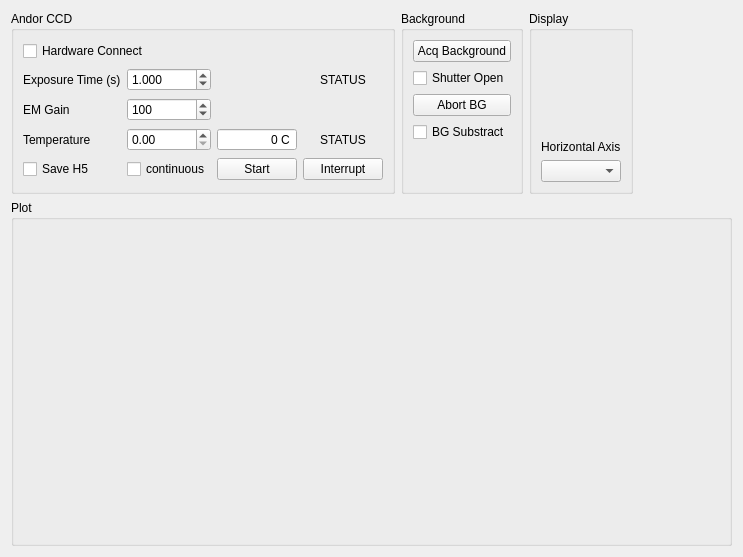
This is andor_ccd_readout.ui in ScopeFoundry/HW_andor_camera as Qt 5 draws it before an edit. The edited form follows.
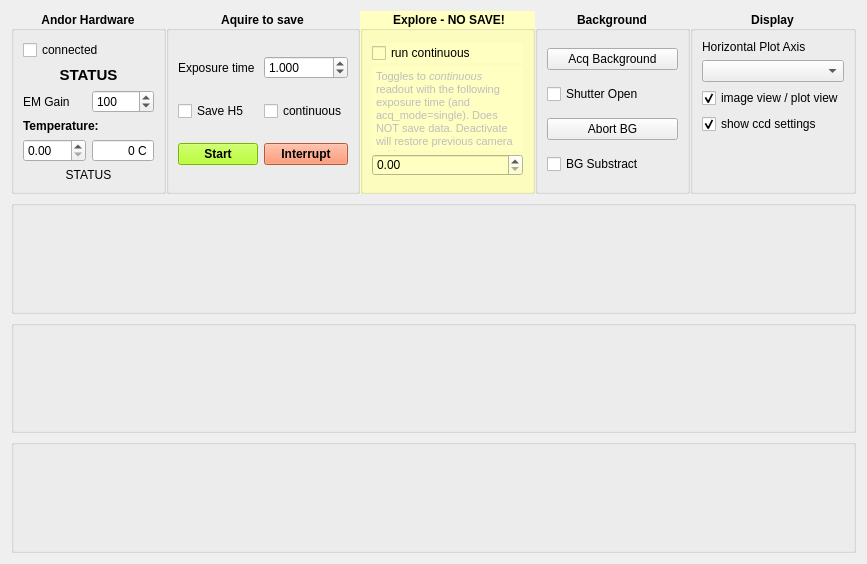
This is the edited form.

Commit message: [andor_ccd_readout] ui improvements

Diff of the .ui file:
```diff
--- a/andor_ccd_readout.ui
+++ b/andor_ccd_readout.ui
@@ -6,275 +6,1081 @@
    <rect>
     <x>0</x>
     <y>0</y>
-    <width>743</width>
-    <height>557</height>
+    <width>867</width>
+    <height>564</height>
    </rect>
   </property>
   <property name="windowTitle">
    <string>Form</string>
   </property>
-  <layout class="QGridLayout" name="gridLayout" rowstretch="0,1">
-   <item row="1" column="0" colspan="5">
+  <layout class="QVBoxLayout" name="verticalLayout_3">
+   <item>
+    <widget class="QWidget" name="Controlls" native="true">
+     <property name="sizePolicy">
+      <sizepolicy hsizetype="Preferred" vsizetype="Maximum">
+       <horstretch>0</horstretch>
+       <verstretch>0</verstretch>
+      </sizepolicy>
+     </property>
+     <layout class="QHBoxLayout" name="horizontalLayout">
+      <property name="spacing">
+       <number>0</number>
+      </property>
+      <property name="leftMargin">
+       <number>0</number>
+      </property>
+      <property name="topMargin">
+       <number>0</number>
+      </property>
+      <property name="rightMargin">
+       <number>0</number>
+      </property>
+      <property name="bottomMargin">
+       <number>0</number>
+      </property>
+      <item>
+       <widget class="QGroupBox" name="gridGroupBox">
+        <property name="sizePolicy">
+         <sizepolicy hsizetype="Preferred" vsizetype="Preferred">
+          <horstretch>0</horstretch>
+          <verstretch>0</verstretch>
+         </sizepolicy>
+        </property>
+        <property name="font">
+         <font>
+          <weight>75</weight>
+          <bold>true</bold>
+         </font>
+        </property>
+        <property name="title">
+         <string>Andor Hardware</string>
+        </property>
+        <property name="alignment">
+         <set>Qt::AlignCenter</set>
+        </property>
+        <layout class="QGridLayout" name="gridLayout_6">
+         <item row="4" column="0">
+          <widget class="QDoubleSpinBox" name="temp_setpoint_doubleSpinBox">
+           <property name="font">
+            <font>
+             <weight>50</weight>
+             <bold>false</bold>
+            </font>
+           </property>
+          </widget>
+         </item>
+         <item row="2" column="0">
+          <widget class="QLabel" name="label_21">
+           <property name="font">
+            <font>
+             <weight>50</weight>
+             <bold>false</bold>
+            </font>
+           </property>
+           <property name="text">
+            <string>EM Gain</string>
+           </property>
+          </widget>
+         </item>
+         <item row="2" column="1">
+          <widget class="QDoubleSpinBox" name="andor_ccd_emgain_doubleSpinBox">
+           <property name="font">
+            <font>
+             <weight>50</weight>
+             <bold>false</bold>
+            </font>
+           </property>
+           <property name="keyboardTracking">
+            <bool>false</bool>
+           </property>
+           <property name="decimals">
+            <number>0</number>
+           </property>
+           <property name="maximum">
+            <double>4096.000000000000000</double>
+           </property>
+           <property name="singleStep">
+            <double>1.000000000000000</double>
+           </property>
+           <property name="value">
+            <double>100.000000000000000</double>
+           </property>
+          </widget>
+         </item>
+         <item row="4" column="1">
+          <widget class="QDoubleSpinBox" name="andor_ccd_temp_doubleSpinBox">
+           <property name="font">
+            <font>
+             <weight>50</weight>
+             <bold>false</bold>
+            </font>
+           </property>
+           <property name="focusPolicy">
+            <enum>Qt::NoFocus</enum>
+           </property>
+           <property name="alignment">
+            <set>Qt::AlignRight|Qt::AlignTrailing|Qt::AlignVCenter</set>
+           </property>
+           <property name="readOnly">
+            <bool>true</bool>
+           </property>
+           <property name="buttonSymbols">
+            <enum>QAbstractSpinBox::NoButtons</enum>
+           </property>
+           <property name="suffix">
+            <string> C</string>
+           </property>
+           <property name="decimals">
+            <number>0</number>
+           </property>
+           <property name="minimum">
+            <double>-300.000000000000000</double>
+           </property>
+           <property name="maximum">
+            <double>999.000000000000000</double>
+           </property>
+          </widget>
+         </item>
+         <item row="5" column="0" colspan="2">
+          <widget class="QLabel" name="temp_status_label">
+           <property name="font">
+            <font>
+             <weight>50</weight>
+             <bold>false</bold>
+            </font>
+           </property>
+           <property name="text">
+            <string>STATUS</string>
+           </property>
+           <property name="alignment">
+            <set>Qt::AlignCenter</set>
+           </property>
+          </widget>
+         </item>
+         <item row="1" column="0" colspan="2">
+          <widget class="QLabel" name="andor_ccd_status_label">
+           <property name="font">
+            <font>
+             <pointsize>11</pointsize>
+             <weight>75</weight>
+             <bold>true</bold>
+            </font>
+           </property>
+           <property name="text">
+            <string>STATUS</string>
+           </property>
+           <property name="alignment">
+            <set>Qt::AlignCenter</set>
+           </property>
+          </widget>
+         </item>
+         <item row="3" column="0" colspan="2">
+          <widget class="QLabel" name="label_22">
+           <property name="font">
+            <font>
+             <weight>75</weight>
+             <bold>true</bold>
+            </font>
+           </property>
+           <property name="text">
+            <string>Temperature:</string>
+           </property>
+          </widget>
+         </item>
+         <item row="0" column="0" colspan="2">
+          <widget class="QCheckBox" name="hw_connect_checkBox">
+           <property name="font">
+            <font>
+             <weight>50</weight>
+             <bold>false</bold>
+            </font>
+           </property>
+           <property name="text">
+            <string>connected</string>
+           </property>
+          </widget>
+         </item>
+        </layout>
+       </widget>
+      </item>
+      <item>
+       <widget class="QGroupBox" name="groupBox_scancontrol">
+        <property name="enabled">
+         <bool>true</bool>
+        </property>
+        <property name="sizePolicy">
+         <sizepolicy hsizetype="Preferred" vsizetype="Preferred">
+          <horstretch>0</horstretch>
+          <verstretch>0</verstretch>
+         </sizepolicy>
+        </property>
+        <property name="font">
+         <font>
+          <weight>75</weight>
+          <bold>true</bold>
+         </font>
+        </property>
+        <property name="title">
+         <string>Aquire to save</string>
+        </property>
+        <property name="alignment">
+         <set>Qt::AlignCenter</set>
+        </property>
+        <layout class="QGridLayout" name="gridLayout_4">
+         <item row="5" column="1">
+          <widget class="QPushButton" name="andor_ccd_start_pushButton">
+           <property name="font">
+            <font>
+             <weight>75</weight>
+             <bold>true</bold>
+            </font>
+           </property>
+           <property name="styleSheet">
+            <string notr="true">background-color: rgb(170, 255, 0)</string>
+           </property>
+           <property name="text">
+            <string>Start</string>
+           </property>
+          </widget>
+         </item>
+         <item row="1" column="1">
+          <widget class="QLabel" name="label">
+           <property name="font">
+            <font>
+             <weight>50</weight>
+             <bold>false</bold>
+            </font>
+           </property>
+           <property name="text">
+            <string>Exposure time</string>
+           </property>
+          </widget>
+         </item>
+         <item row="4" column="1">
+          <widget class="QCheckBox" name="save_h5_checkBox">
+           <property name="font">
+            <font>
+             <weight>50</weight>
+             <bold>false</bold>
+            </font>
+           </property>
+           <property name="text">
+            <string>Save H5</string>
+           </property>
+          </widget>
+         </item>
+         <item row="4" column="2">
+          <widget class="QCheckBox" name="andor_ccd_continuous_checkBox">
+           <property name="font">
+            <font>
+             <weight>50</weight>
+             <bold>false</bold>
+            </font>
+           </property>
+           <property name="whatsThis">
+            <string/>
+           </property>
+           <property name="text">
+            <string>continuous</string>
+           </property>
+           <property name="checkable">
+            <bool>true</bool>
+           </property>
+          </widget>
+         </item>
+         <item row="5" column="2">
+          <widget class="QPushButton" name="andor_ccd_interrupt_pushButton">
+           <property name="palette">
+            <palette>
+             <active>
+              <colorrole role="WindowText">
+               <brush brushstyle="SolidPattern">
+                <color alpha="255">
+                 <red>0</red>
+                 <green>0</green>
+                 <blue>0</blue>
+                </color>
+               </brush>
+              </colorrole>
+              <colorrole role="Button">
+               <brush brushstyle="SolidPattern">
+                <color alpha="255">
+                 <red>255</red>
+                 <green>127</green>
+                 <blue>80</blue>
+                </color>
+               </brush>
+              </colorrole>
+              <colorrole role="Light">
+               <brush brushstyle="SolidPattern">
+                <color alpha="255">
+                 <red>255</red>
+                 <green>127</green>
+                 <blue>191</blue>
+                </color>
+               </brush>
+              </colorrole>
+              <colorrole role="Midlight">
+               <brush brushstyle="SolidPattern">
+                <color alpha="255">
+                 <red>255</red>
+                 <green>63</green>
+                 <blue>159</blue>
+                </color>
+               </brush>
+              </colorrole>
+              <colorrole role="Dark">
+               <brush brushstyle="SolidPattern">
+                <color alpha="255">
+                 <red>127</red>
+                 <green>0</green>
+                 <blue>63</blue>
+                </color>
+               </brush>
+              </colorrole>
+              <colorrole role="Mid">
+               <brush brushstyle="SolidPattern">
+                <color alpha="255">
+                 <red>170</red>
+                 <green>0</green>
+                 <blue>84</blue>
+                </color>
+               </brush>
+              </colorrole>
+              <colorrole role="Text">
+               <brush brushstyle="SolidPattern">
+                <color alpha="255">
+                 <red>0</red>
+                 <green>0</green>
+                 <blue>0</blue>
+                </color>
+               </brush>
+              </colorrole>
+              <colorrole role="BrightText">
+               <brush brushstyle="SolidPattern">
+                <color alpha="255">
+                 <red>255</red>
+                 <green>255</green>
+                 <blue>255</blue>
+                </color>
+               </brush>
+              </colorrole>
+              <colorrole role="ButtonText">
+               <brush brushstyle="SolidPattern">
+                <color alpha="255">
+                 <red>0</red>
+                 <green>0</green>
+                 <blue>0</blue>
+                </color>
+               </brush>
+              </colorrole>
+              <colorrole role="Base">
+               <brush brushstyle="SolidPattern">
+                <color alpha="255">
+                 <red>255</red>
+                 <green>127</green>
+                 <blue>80</blue>
+                </color>
+               </brush>
+              </colorrole>
+              <colorrole role="Window">
+               <brush brushstyle="SolidPattern">
+                <color alpha="255">
+                 <red>255</red>
+                 <green>127</green>
+                 <blue>80</blue>
+                </color>
+               </brush>
+              </colorrole>
+              <colorrole role="Shadow">
+               <brush brushstyle="SolidPattern">
+                <color alpha="255">
+                 <red>0</red>
+                 <green>0</green>
+                 <blue>0</blue>
+                </color>
+               </brush>
+              </colorrole>
+              <colorrole role="AlternateBase">
+               <brush brushstyle="SolidPattern">
+                <color alpha="255">
+                 <red>255</red>
+                 <green>127</green>
+                 <blue>191</blue>
+                </color>
+               </brush>
+              </colorrole>
+              <colorrole role="ToolTipBase">
+               <brush brushstyle="SolidPattern">
+                <color alpha="255">
+                 <red>255</red>
+                 <green>255</green>
+                 <blue>220</blue>
+                </color>
+               </brush>
+              </colorrole>
+              <colorrole role="ToolTipText">
+               <brush brushstyle="SolidPattern">
+                <color alpha="255">
+                 <red>0</red>
+                 <green>0</green>
+                 <blue>0</blue>
+                </color>
+               </brush>
+              </colorrole>
+             </active>
+             <inactive>
+              <colorrole role="WindowText">
+               <brush brushstyle="SolidPattern">
+                <color alpha="255">
+                 <red>0</red>
+                 <green>0</green>
+                 <blue>0</blue>
+                </color>
+               </brush>
+              </colorrole>
+              <colorrole role="Button">
+               <brush brushstyle="SolidPattern">
+                <color alpha="255">
+                 <red>255</red>
+                 <green>127</green>
+                 <blue>80</blue>
+                </color>
+               </brush>
+              </colorrole>
+              <colorrole role="Light">
+               <brush brushstyle="SolidPattern">
+                <color alpha="255">
+                 <red>255</red>
+                 <green>127</green>
+                 <blue>191</blue>
+                </color>
+               </brush>
+              </colorrole>
+              <colorrole role="Midlight">
+               <brush brushstyle="SolidPattern">
+                <color alpha="255">
+                 <red>255</red>
+                 <green>63</green>
+                 <blue>159</blue>
+                </color>
+               </brush>
+              </colorrole>
+              <colorrole role="Dark">
+               <brush brushstyle="SolidPattern">
+                <color alpha="255">
+                 <red>127</red>
+                 <green>0</green>
+                 <blue>63</blue>
+                </color>
+               </brush>
+              </colorrole>
+              <colorrole role="Mid">
+               <brush brushstyle="SolidPattern">
+                <color alpha="255">
+                 <red>170</red>
+                 <green>0</green>
+                 <blue>84</blue>
+                </color>
+               </brush>
+              </colorrole>
+              <colorrole role="Text">
+               <brush brushstyle="SolidPattern">
+                <color alpha="255">
+                 <red>0</red>
+                 <green>0</green>
+                 <blue>0</blue>
+                </color>
+               </brush>
+              </colorrole>
+              <colorrole role="BrightText">
+               <brush brushstyle="SolidPattern">
+                <color alpha="255">
+                 <red>255</red>
+                 <green>255</green>
+                 <blue>255</blue>
+                </color>
+               </brush>
+              </colorrole>
+              <colorrole role="ButtonText">
+               <brush brushstyle="SolidPattern">
+                <color alpha="255">
+                 <red>0</red>
+                 <green>0</green>
+                 <blue>0</blue>
+                </color>
+               </brush>
+              </colorrole>
+              <colorrole role="Base">
+               <brush brushstyle="SolidPattern">
+                <color alpha="255">
+                 <red>255</red>
+                 <green>127</green>
+                 <blue>80</blue>
+                </color>
+               </brush>
+              </colorrole>
+              <colorrole role="Window">
+               <brush brushstyle="SolidPattern">
+                <color alpha="255">
+                 <red>255</red>
+                 <green>127</green>
+                 <blue>80</blue>
+                </color>
+               </brush>
+              </colorrole>
+              <colorrole role="Shadow">
+               <brush brushstyle="SolidPattern">
+                <color alpha="255">
+                 <red>0</red>
+                 <green>0</green>
+                 <blue>0</blue>
+                </color>
+               </brush>
+              </colorrole>
+              <colorrole role="AlternateBase">
+               <brush brushstyle="SolidPattern">
+                <color alpha="255">
+                 <red>255</red>
+                 <green>127</green>
+                 <blue>191</blue>
+                </color>
+               </brush>
+              </colorrole>
+              <colorrole role="ToolTipBase">
+               <brush brushstyle="SolidPattern">
+                <color alpha="255">
+                 <red>255</red>
+                 <green>255</green>
+                 <blue>220</blue>
+                </color>
+               </brush>
+              </colorrole>
+              <colorrole role="ToolTipText">
+               <brush brushstyle="SolidPattern">
+                <color alpha="255">
+                 <red>0</red>
+                 <green>0</green>
+                 <blue>0</blue>
+                </color>
+               </brush>
+              </colorrole>
+             </inactive>
+             <disabled>
+              <colorrole role="WindowText">
+               <brush brushstyle="SolidPattern">
+                <color alpha="255">
+                 <red>127</red>
+                 <green>0</green>
+                 <blue>63</blue>
+                </color>
+               </brush>
+              </colorrole>
+              <colorrole role="Button">
+               <brush brushstyle="SolidPattern">
+                <color alpha="255">
+                 <red>255</red>
+                 <green>127</green>
+                 <blue>80</blue>
+                </color>
+               </brush>
+              </colorrole>
+              <colorrole role="Light">
+               <brush brushstyle="SolidPattern">
+                <color alpha="255">
+                 <red>255</red>
+                 <green>127</green>
+                 <blue>191</blue>
+                </color>
+               </brush>
+              </colorrole>
+              <colorrole role="Midlight">
+               <brush brushstyle="SolidPattern">
+                <color alpha="255">
+                 <red>255</red>
+                 <green>63</green>
+                 <blue>159</blue>
+                </color>
+               </brush>
+              </colorrole>
+              <colorrole role="Dark">
+               <brush brushstyle="SolidPattern">
+                <color alpha="255">
+                 <red>127</red>
+                 <green>0</green>
+                 <blue>63</blue>
+                </color>
+               </brush>
+              </colorrole>
+              <colorrole role="Mid">
+               <brush brushstyle="SolidPattern">
+                <color alpha="255">
+                 <red>170</red>
+                 <green>0</green>
+                 <blue>84</blue>
+                </color>
+               </brush>
+              </colorrole>
+              <colorrole role="Text">
+               <brush brushstyle="SolidPattern">
+                <color alpha="255">
+                 <red>127</red>
+                 <green>0</green>
+                 <blue>63</blue>
+                </color>
+               </brush>
+              </colorrole>
+              <colorrole role="BrightText">
+               <brush brushstyle="SolidPattern">
+                <color alpha="255">
+                 <red>255</red>
+                 <green>255</green>
+                 <blue>255</blue>
+                </color>
+               </brush>
+              </colorrole>
+              <colorrole role="ButtonText">
+               <brush brushstyle="SolidPattern">
+                <color alpha="255">
+                 <red>127</red>
+                 <green>0</green>
+                 <blue>63</blue>
+                </color>
+               </brush>
+              </colorrole>
+              <colorrole role="Base">
+               <brush brushstyle="SolidPattern">
+                <color alpha="255">
+                 <red>255</red>
+                 <green>127</green>
+                 <blue>80</blue>
+                </color>
+               </brush>
+              </colorrole>
+              <colorrole role="Window">
+               <brush brushstyle="SolidPattern">
+                <color alpha="255">
+                 <red>255</red>
+                 <green>127</green>
+                 <blue>80</blue>
+                </color>
+               </brush>
+              </colorrole>
+              <colorrole role="Shadow">
+               <brush brushstyle="SolidPattern">
+                <color alpha="255">
+                 <red>0</red>
+                 <green>0</green>
+                 <blue>0</blue>
+                </color>
+               </brush>
+              </colorrole>
+              <colorrole role="AlternateBase">
+               <brush brushstyle="SolidPattern">
+                <color alpha="255">
+                 <red>255</red>
+                 <green>0</green>
+                 <blue>127</blue>
+                </color>
+               </brush>
+              </colorrole>
+              <colorrole role="ToolTipBase">
+               <brush brushstyle="SolidPattern">
+                <color alpha="255">
+                 <red>255</red>
+                 <green>255</green>
+                 <blue>220</blue>
+                </color>
+               </brush>
+              </colorrole>
+              <colorrole role="ToolTipText">
+               <brush brushstyle="SolidPattern">
+                <color alpha="255">
+                 <red>0</red>
+                 <green>0</green>
+                 <blue>0</blue>
+                </color>
+               </brush>
+              </colorrole>
+             </disabled>
+            </palette>
+           </property>
+           <property name="font">
+            <font>
+             <weight>75</weight>
+             <bold>true</bold>
+            </font>
+           </property>
+           <property name="styleSheet">
+            <string notr="true">background-color: coral;</string>
+           </property>
+           <property name="text">
+            <string>Interrupt</string>
+           </property>
+          </widget>
+         </item>
+         <item row="1" column="2">
+          <widget class="QDoubleSpinBox" name="andor_ccd_int_time_doubleSpinBox">
+           <property name="font">
+            <font>
+             <weight>50</weight>
+             <bold>false</bold>
+            </font>
+           </property>
+           <property name="keyboardTracking">
+            <bool>false</bool>
+           </property>
+           <property name="decimals">
+            <number>3</number>
+           </property>
+           <property name="minimum">
+            <double>0.001000000000000</double>
+           </property>
+           <property name="maximum">
+            <double>999.990000000000009</double>
+           </property>
+           <property name="singleStep">
+            <double>0.100000000000000</double>
+           </property>
+           <property name="value">
+            <double>1.000000000000000</double>
+           </property>
+          </widget>
+         </item>
+        </layout>
+       </widget>
+      </item>
+      <item>
+       <widget class="QGroupBox" name="groupBox_3">
+        <property name="sizePolicy">
+         <sizepolicy hsizetype="Maximum" vsizetype="Preferred">
+          <horstretch>0</horstretch>
+          <verstretch>0</verstretch>
+         </sizepolicy>
+        </property>
+        <property name="maximumSize">
+         <size>
+          <width>175</width>
+          <height>16777215</height>
+         </size>
+        </property>
+        <property name="font">
+         <font>
+          <weight>75</weight>
+          <bold>true</bold>
+         </font>
+        </property>
+        <property name="styleSheet">
+         <string notr="true">background:rgb(255, 255, 193)</string>
+        </property>
+        <property name="title">
+         <string>Explore - NO SAVE!</string>
+        </property>
+        <property name="alignment">
+         <set>Qt::AlignCenter</set>
+        </property>
+        <property name="flat">
+         <bool>true</bool>
+        </property>
+        <layout class="QVBoxLayout" name="verticalLayout_4">
+         <property name="spacing">
+          <number>0</number>
+         </property>
+         <item>
+          <widget class="QCheckBox" name="explore_mode_checkBox">
+           <property name="font">
+            <font>
+             <weight>50</weight>
+             <bold>false</bold>
+            </font>
+           </property>
+           <property name="text">
+            <string>run continuous</string>
+           </property>
+          </widget>
+         </item>
+         <item>
+          <widget class="QTextEdit" name="textEdit">
+           <property name="enabled">
+            <bool>false</bool>
+           </property>
+           <property name="maximumSize">
+            <size>
+             <width>16777215</width>
+             <height>85</height>
+            </size>
+           </property>
+           <property name="frameShape">
+            <enum>QFrame::NoFrame</enum>
+           </property>
+           <property name="frameShadow">
+            <enum>QFrame::Plain</enum>
+           </property>
+           <property name="lineWidth">
+            <number>0</number>
+           </property>
+           <property name="verticalScrollBarPolicy">
+            <enum>Qt::ScrollBarAlwaysOff</enum>
+           </property>
+           <property name="horizontalScrollBarPolicy">
+            <enum>Qt::ScrollBarAlwaysOff</enum>
+           </property>
+           <property name="html">
+            <string>&lt;!DOCTYPE HTML PUBLIC &quot;-//W3C//DTD HTML 4.0//EN&quot; &quot;http://www.w3.org/TR/REC-html40/strict.dtd&quot;&gt;
+&lt;html&gt;&lt;head&gt;&lt;meta name=&quot;qrichtext&quot; content=&quot;1&quot; /&gt;&lt;style type=&quot;text/css&quot;&gt;
+p, li { white-space: pre-wrap; }
+&lt;/style&gt;&lt;/head&gt;&lt;body style=&quot; font-family:'MS Shell Dlg 2'; font-size:8.25pt; font-weight:400; font-style:normal;&quot;&gt;
+&lt;p style=&quot; margin-top:0px; margin-bottom:0px; margin-left:0px; margin-right:0px; -qt-block-indent:0; text-indent:0px;&quot;&gt;&lt;span style=&quot; font-size:8pt;&quot;&gt;Toggles to &lt;/span&gt;&lt;span style=&quot; font-size:8pt; font-style:italic;&quot;&gt;continuous&lt;/span&gt;&lt;span style=&quot; font-size:8pt;&quot;&gt; readout with the following exposure time (and acq_mode=single). Does NOT save data. Deactivate will restore previous camera settings. &lt;/span&gt;&lt;/p&gt;&lt;/body&gt;&lt;/html&gt;</string>
+           </property>
+          </widget>
+         </item>
+         <item>
+          <widget class="QDoubleSpinBox" name="explore_mode_exposure_time_doubleSpinBox">
+           <property name="font">
+            <font>
+             <weight>50</weight>
+             <bold>false</bold>
+            </font>
+           </property>
+          </widget>
+         </item>
+        </layout>
+       </widget>
+      </item>
+      <item>
+       <widget class="QGroupBox" name="groupBox">
+        <property name="sizePolicy">
+         <sizepolicy hsizetype="Preferred" vsizetype="Preferred">
+          <horstretch>0</horstretch>
+          <verstretch>0</verstretch>
+         </sizepolicy>
+        </property>
+        <property name="font">
+         <font>
+          <weight>75</weight>
+          <bold>true</bold>
+         </font>
+        </property>
+        <property name="title">
+         <string>Background</string>
+        </property>
+        <property name="alignment">
+         <set>Qt::AlignCenter</set>
+        </property>
+        <layout class="QGridLayout" name="gridLayout_2">
+         <item row="2" column="0">
+          <widget class="QCheckBox" name="andor_ccd_shutter_open_checkBox">
+           <property name="font">
+            <font>
+             <weight>50</weight>
+             <bold>false</bold>
+            </font>
+           </property>
+           <property name="text">
+            <string>Shutter Open</string>
+           </property>
+           <property name="tristate">
+            <bool>false</bool>
+           </property>
+          </widget>
+         </item>
+         <item row="3" column="0">
+          <widget class="QPushButton" name="andor_ccd_abort_bg_pushButton">
+           <property name="font">
+            <font>
+             <weight>50</weight>
+             <bold>false</bold>
+            </font>
+           </property>
+           <property name="text">
+            <string>Abort BG</string>
+           </property>
+          </widget>
+         </item>
+         <item row="4" column="0">
+          <widget class="QCheckBox" name="andor_ccd_bgsub_checkBox">
+           <property name="font">
+            <font>
+             <weight>50</weight>
+             <bold>false</bold>
+            </font>
+           </property>
+           <property name="text">
+            <string>BG Substract</string>
+           </property>
+          </widget>
+         </item>
+         <item row="1" column="0">
+          <widget class="QPushButton" name="andor_ccd_acq_bg_pushButton">
+           <property name="font">
+            <font>
+             <weight>50</weight>
+             <bold>false</bold>
+            </font>
+           </property>
+           <property name="text">
+            <string>Acq Background</string>
+           </property>
+          </widget>
+         </item>
+         <item row="5" column="0">
+          <layout class="QVBoxLayout" name="verticalLayout"/>
+         </item>
+        </layout>
+       </widget>
+      </item>
+      <item>
+       <widget class="QGroupBox" name="groupBox_2">
+        <property name="sizePolicy">
+         <sizepolicy hsizetype="Preferred" vsizetype="Preferred">
+          <horstretch>0</horstretch>
+          <verstretch>0</verstretch>
+         </sizepolicy>
+        </property>
+        <property name="font">
+         <font>
+          <weight>75</weight>
+          <bold>true</bold>
+         </font>
+        </property>
+        <property name="title">
+         <string>Display</string>
+        </property>
+        <property name="alignment">
+         <set>Qt::AlignCenter</set>
+        </property>
+        <layout class="QGridLayout" name="gridLayout_3">
+         <item row="4" column="0">
+          <widget class="QLabel" name="label_2">
+           <property name="font">
+            <font>
+             <weight>50</weight>
+             <bold>false</bold>
+            </font>
+           </property>
+           <property name="text">
+            <string>Horizontal Plot Axis</string>
+           </property>
+          </widget>
+         </item>
+         <item row="6" column="0">
+          <widget class="QCheckBox" name="image_view_checkBox">
+           <property name="font">
+            <font>
+             <weight>50</weight>
+             <bold>false</bold>
+            </font>
+           </property>
+           <property name="text">
+            <string>image view / plot view</string>
+           </property>
+           <property name="checked">
+            <bool>true</bool>
+           </property>
+          </widget>
+         </item>
+         <item row="5" column="0">
+          <widget class="QComboBox" name="wl_calib_comboBox">
+           <property name="font">
+            <font>
+             <weight>50</weight>
+             <bold>false</bold>
+            </font>
+           </property>
+          </widget>
+         </item>
+         <item row="8" column="0">
+          <spacer name="verticalSpacer">
+           <property name="orientation">
+            <enum>Qt::Vertical</enum>
+           </property>
+           <property name="sizeHint" stdset="0">
+            <size>
+             <width>20</width>
+             <height>40</height>
+            </size>
+           </property>
+          </spacer>
+         </item>
+         <item row="7" column="0">
+          <widget class="QCheckBox" name="show_ccd_settings_checkBox">
+           <property name="font">
+            <font>
+             <weight>50</weight>
+             <bold>false</bold>
+            </font>
+           </property>
+           <property name="text">
+            <string>show ccd settings</string>
+           </property>
+           <property name="checked">
+            <bool>true</bool>
+           </property>
+          </widget>
+         </item>
+        </layout>
+       </widget>
+      </item>
+     </layout>
+    </widget>
+   </item>
+   <item>
     <widget class="QGroupBox" name="plot_groupBox">
-     <property name="title">
-      <string>Plot</string>
+     <property name="sizePolicy">
+      <sizepolicy hsizetype="Preferred" vsizetype="Preferred">
+       <horstretch>0</horstretch>
+       <verstretch>0</verstretch>
+      </sizepolicy>
      </property>
-     <layout class="QVBoxLayout" name="verticalLayout_2"/>
-    </widget>
-   </item>
-   <item row="0" column="0">
-    <widget class="QGroupBox" name="groupBox_scancontrol">
      <property name="title">
-      <string>Andor CCD</string>
+      <string/>
      </property>
-     <layout class="QGridLayout" name="gridLayout_4">
-      <item row="1" column="4">
-       <widget class="QLabel" name="andor_ccd_status_label">
-        <property name="text">
-         <string>STATUS</string>
-        </property>
-        <property name="alignment">
-         <set>Qt::AlignCenter</set>
-        </property>
-       </widget>
-      </item>
-      <item row="3" column="1">
-       <widget class="QLabel" name="label_22">
-        <property name="text">
-         <string>Temperature</string>
-        </property>
-       </widget>
-      </item>
-      <item row="4" column="1">
-       <widget class="QCheckBox" name="save_h5_checkBox">
-        <property name="text">
-         <string>Save H5</string>
-        </property>
-       </widget>
-      </item>
-      <item row="4" column="2">
-       <widget class="QCheckBox" name="andor_ccd_continuous_checkBox">
-        <property name="text">
-         <string>continuous</string>
-        </property>
-       </widget>
-      </item>
-      <item row="2" column="1">
-       <widget class="QLabel" name="label_21">
-        <property name="text">
-         <string>EM Gain</string>
-        </property>
-       </widget>
-      </item>
-      <item row="1" column="2">
-       <widget class="QDoubleSpinBox" name="andor_ccd_int_time_doubleSpinBox">
-        <property name="keyboardTracking">
-         <bool>false</bool>
-        </property>
-        <property name="decimals">
-         <number>3</number>
-        </property>
-        <property name="minimum">
-         <double>0.001000000000000</double>
-        </property>
-        <property name="maximum">
-         <double>999.990000000000009</double>
-        </property>
-        <property name="singleStep">
-         <double>0.100000000000000</double>
-        </property>
-        <property name="value">
-         <double>1.000000000000000</double>
-        </property>
-       </widget>
-      </item>
-      <item row="1" column="1">
-       <widget class="QLabel" name="label">
-        <property name="text">
-         <string>Exposure Time (s)</string>
-        </property>
-       </widget>
-      </item>
-      <item row="3" column="3">
-       <widget class="QDoubleSpinBox" name="andor_ccd_temp_doubleSpinBox">
-        <property name="focusPolicy">
-         <enum>Qt::NoFocus</enum>
-        </property>
-        <property name="alignment">
-         <set>Qt::AlignRight|Qt::AlignTrailing|Qt::AlignVCenter</set>
-        </property>
-        <property name="readOnly">
-         <bool>true</bool>
-        </property>
-        <property name="buttonSymbols">
-         <enum>QAbstractSpinBox::NoButtons</enum>
-        </property>
-        <property name="suffix">
-         <string> C</string>
-        </property>
-        <property name="decimals">
-         <number>0</number>
-        </property>
-        <property name="minimum">
-         <double>-300.000000000000000</double>
-        </property>
-        <property name="maximum">
-         <double>999.000000000000000</double>
-        </property>
-       </widget>
-      </item>
-      <item row="3" column="2">
-       <widget class="QDoubleSpinBox" name="temp_setpoint_doubleSpinBox"/>
-      </item>
-      <item row="0" column="1" colspan="2">
-       <widget class="QCheckBox" name="hw_connect_checkBox">
-        <property name="text">
-         <string>Hardware Connect</string>
-        </property>
-       </widget>
-      </item>
-      <item row="3" column="4">
-       <widget class="QLabel" name="temp_status_label">
-        <property name="text">
-         <string>STATUS</string>
-        </property>
-        <property name="alignment">
-         <set>Qt::AlignCenter</set>
-        </property>
-       </widget>
-      </item>
-      <item row="2" column="2">
-       <widget class="QDoubleSpinBox" name="andor_ccd_emgain_doubleSpinBox">
-        <property name="keyboardTracking">
-         <bool>false</bool>
-        </property>
-        <property name="decimals">
-         <number>0</number>
-        </property>
-        <property name="maximum">
-         <double>4096.000000000000000</double>
-        </property>
-        <property name="singleStep">
-         <double>1.000000000000000</double>
-        </property>
-        <property name="value">
-         <double>100.000000000000000</double>
-        </property>
-       </widget>
-      </item>
-      <item row="4" column="3">
-       <widget class="QPushButton" name="andor_ccd_start_pushButton">
-        <property name="text">
-         <string>Start</string>
-        </property>
-       </widget>
-      </item>
-      <item row="4" column="4">
-       <widget class="QPushButton" name="andor_ccd_interrupt_pushButton">
-        <property name="text">
-         <string>Interrupt</string>
-        </property>
-       </widget>
-      </item>
+     <property name="flat">
+      <bool>true</bool>
+     </property>
+     <layout class="QVBoxLayout" name="verticalLayout_2">
+      <property name="leftMargin">
+       <number>0</number>
+      </property>
+      <property name="topMargin">
+       <number>0</number>
+      </property>
+      <property name="rightMargin">
+       <number>0</number>
+      </property>
+      <property name="bottomMargin">
+       <number>0</number>
+      </property>
      </layout>
     </widget>
    </item>
-   <item row="0" column="1">
-    <widget class="QGroupBox" name="groupBox">
-     <property name="title">
-      <string>Background</string>
+   <item>
+    <widget class="QGroupBox" name="image_groupBox">
+     <property name="flat">
+      <bool>true</bool>
      </property>
-     <layout class="QGridLayout" name="gridLayout_2">
-      <item row="3" column="0">
-       <widget class="QPushButton" name="andor_ccd_abort_bg_pushButton">
-        <property name="text">
-         <string>Abort BG</string>
-        </property>
-       </widget>
-      </item>
-      <item row="1" column="0">
-       <widget class="QPushButton" name="andor_ccd_acq_bg_pushButton">
-        <property name="text">
-         <string>Acq Background</string>
-        </property>
-       </widget>
-      </item>
-      <item row="2" column="0">
-       <widget class="QCheckBox" name="andor_ccd_shutter_open_checkBox">
-        <property name="text">
-         <string>Shutter Open</string>
-        </property>
-        <property name="tristate">
-         <bool>false</bool>
-        </property>
-       </widget>
-      </item>
-      <item row="4" column="0">
-       <widget class="QCheckBox" name="andor_ccd_bgsub_checkBox">
-        <property name="text">
-         <string>BG Substract</string>
-        </property>
-       </widget>
-      </item>
-      <item row="5" column="0">
-       <spacer name="verticalSpacer_2">
-        <property name="orientation">
-         <enum>Qt::Vertical</enum>
-        </property>
-        <property name="sizeHint" stdset="0">
-         <size>
-          <width>20</width>
-          <height>40</height>
-         </size>
-        </property>
-       </spacer>
-      </item>
+     <layout class="QVBoxLayout" name="img_groupBox">
+      <property name="leftMargin">
+       <number>0</number>
+      </property>
+      <property name="topMargin">
+       <number>0</number>
+      </property>
+      <property name="rightMargin">
+       <number>0</number>
+      </property>
+      <property name="bottomMargin">
+       <number>0</number>
+      </property>
      </layout>
     </widget>
    </item>
-   <item row="0" column="4">
-    <spacer name="horizontalSpacer">
-     <property name="orientation">
-      <enum>Qt::Horizontal</enum>
+   <item>
+    <widget class="QGroupBox" name="ccd_settings_GroupBox">
+     <property name="flat">
+      <bool>true</bool>
      </property>
-     <property name="sizeHint" stdset="0">
-      <size>
-       <width>40</width>
-       <height>20</height>
-      </size>
-     </property>
-    </spacer>
-   </item>
-   <item row="0" column="2">
-    <widget class="QGroupBox" name="groupBox_2">
-     <property name="title">
-      <string>Display</string>
-     </property>
-     <layout class="QGridLayout" name="gridLayout_3">
-      <item row="4" column="0">
-       <widget class="QLabel" name="label_2">
-        <property name="text">
-         <string>Horizontal Axis</string>
-        </property>
-       </widget>
-      </item>
-      <item row="5" column="0">
-       <widget class="QComboBox" name="wl_calib_comboBox"/>
-      </item>
-      <item row="3" column="0">
-       <spacer name="verticalSpacer">
-        <property name="orientation">
-         <enum>Qt::Vertical</enum>
-        </property>
-        <property name="sizeHint" stdset="0">
-         <size>
-          <width>20</width>
-          <height>40</height>
-         </size>
-        </property>
-       </spacer>
-      </item>
-     </layout>
+     <layout class="QVBoxLayout" name="verticalLayout_5"/>
     </widget>
    </item>
   </layout>
```
Left out of the diff: 67 changed lines with no effect on the pictures. The commit also changes 1 other file.
